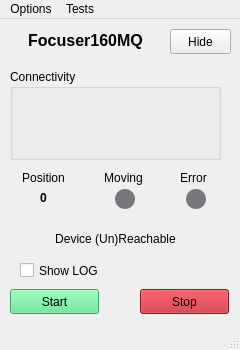
First picture: the form in assets/main.ui, repository ramonefoster/HostFocuser160, before the edit.
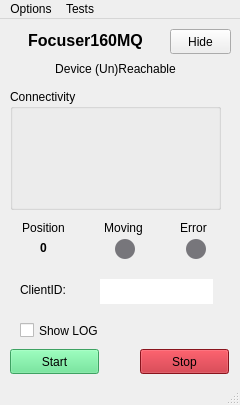
Second picture: the form after the edit.

Commit message: added focusin/out changed logic in client_id restric cmd

What changed in the file:
```diff
--- a/assets/main.ui
+++ b/assets/main.ui
@@ -7,7 +7,7 @@
     <x>0</x>
     <y>0</y>
     <width>240</width>
-    <height>350</height>
+    <height>405</height>
    </rect>
   </property>
   <property name="windowTitle">
@@ -18,7 +18,7 @@
     <property name="geometry">
      <rect>
       <x>10</x>
-      <y>270</y>
+      <y>330</y>
       <width>89</width>
       <height>25</height>
      </rect>
@@ -34,7 +34,7 @@
     <property name="geometry">
      <rect>
       <x>140</x>
-      <y>270</y>
+      <y>330</y>
       <width>89</width>
       <height>25</height>
      </rect>
@@ -50,7 +50,7 @@
     <property name="geometry">
      <rect>
       <x>20</x>
-      <y>240</y>
+      <y>300</y>
       <width>201</width>
       <height>23</height>
      </rect>
@@ -102,9 +102,9 @@
     <property name="geometry">
      <rect>
       <x>10</x>
-      <y>50</y>
+      <y>70</y>
       <width>211</width>
-      <height>91</height>
+      <height>121</height>
      </rect>
     </property>
     <property name="title">
@@ -142,12 +142,28 @@
       <set>Qt::AlignCenter</set>
      </property>
     </widget>
+    <widget class="QLabel" name="lblCommSpeed">
+     <property name="geometry">
+      <rect>
+       <x>16</x>
+       <y>90</y>
+       <width>181</width>
+       <height>20</height>
+      </rect>
+     </property>
+     <property name="text">
+      <string/>
+     </property>
+     <property name="alignment">
+      <set>Qt::AlignCenter</set>
+     </property>
+    </widget>
    </widget>
    <widget class="QLabel" name="label_2">
     <property name="geometry">
      <rect>
       <x>10</x>
-      <y>150</y>
+      <y>200</y>
       <width>67</width>
       <height>17</height>
      </rect>
@@ -163,7 +179,7 @@
     <property name="geometry">
      <rect>
       <x>90</x>
-      <y>150</y>
+      <y>200</y>
       <width>67</width>
       <height>17</height>
      </rect>
@@ -179,7 +195,7 @@
     <property name="geometry">
      <rect>
       <x>160</x>
-      <y>150</y>
+      <y>200</y>
       <width>67</width>
       <height>17</height>
      </rect>
@@ -195,7 +211,7 @@
     <property name="geometry">
      <rect>
       <x>10</x>
-      <y>170</y>
+      <y>220</y>
       <width>67</width>
       <height>17</height>
      </rect>
@@ -217,7 +233,7 @@
     <property name="geometry">
      <rect>
       <x>115</x>
-      <y>170</y>
+      <y>220</y>
       <width>20</width>
       <height>20</height>
      </rect>
@@ -237,7 +253,7 @@
     <property name="geometry">
      <rect>
       <x>186</x>
-      <y>170</y>
+      <y>220</y>
       <width>20</width>
       <height>20</height>
      </rect>
@@ -257,7 +273,7 @@
     <property name="geometry">
      <rect>
       <x>20</x>
-      <y>210</y>
+      <y>40</y>
       <width>191</width>
       <height>20</height>
      </rect>
@@ -269,6 +285,50 @@
      <set>Qt::AlignCenter</set>
     </property>
    </widget>
+   <widget class="QLabel" name="label_5">
+    <property name="geometry">
+     <rect>
+      <x>20</x>
+      <y>260</y>
+      <width>71</width>
+      <height>21</height>
+     </rect>
+    </property>
+    <property name="text">
+     <string>ClientID:</string>
+    </property>
+   </widget>
+   <widget class="QLineEdit" name="txtClientID">
+    <property name="enabled">
+     <bool>true</bool>
+    </property>
+    <property name="geometry">
+     <rect>
+      <x>100</x>
+      <y>260</y>
+      <width>113</width>
+      <height>25</height>
+     </rect>
+    </property>
+    <property name="font">
+     <font>
+      <weight>75</weight>
+      <bold>true</bold>
+     </font>
+    </property>
+    <property name="toolTip">
+     <string>Current Client</string>
+    </property>
+    <property name="frame">
+     <bool>false</bool>
+    </property>
+    <property name="alignment">
+     <set>Qt::AlignCenter</set>
+    </property>
+    <property name="readOnly">
+     <bool>true</bool>
+    </property>
+   </widget>
   </widget>
   <widget class="QMenuBar" name="menubar">
    <property name="geometry">
```
The commit also changes 5 other files.
